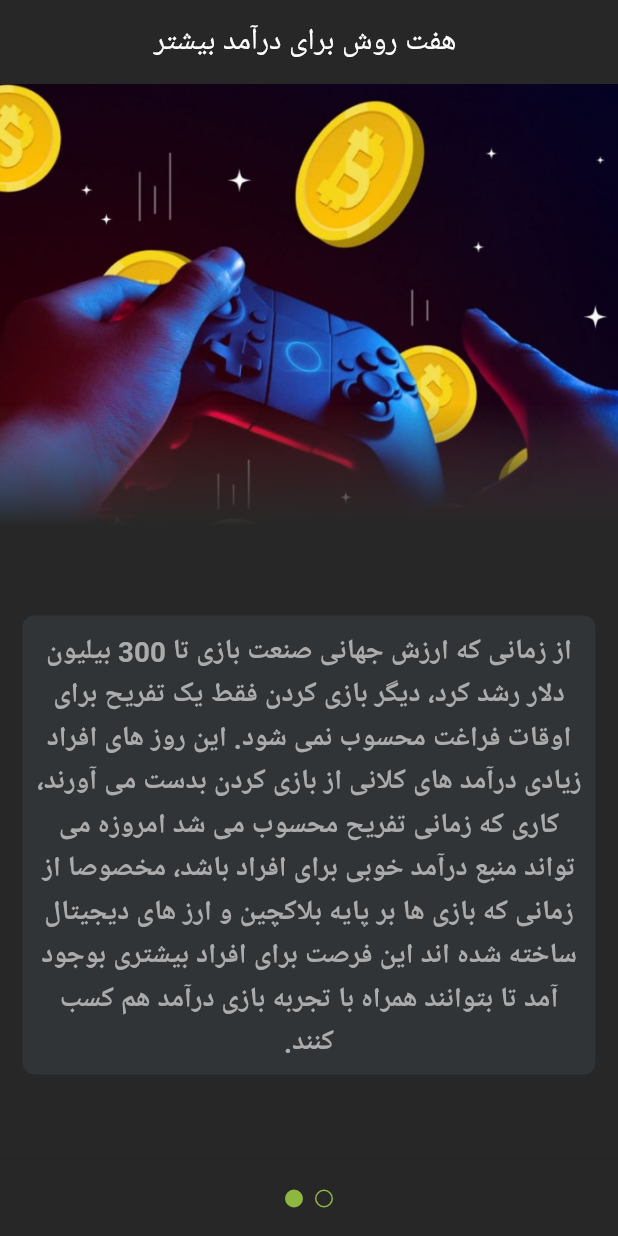
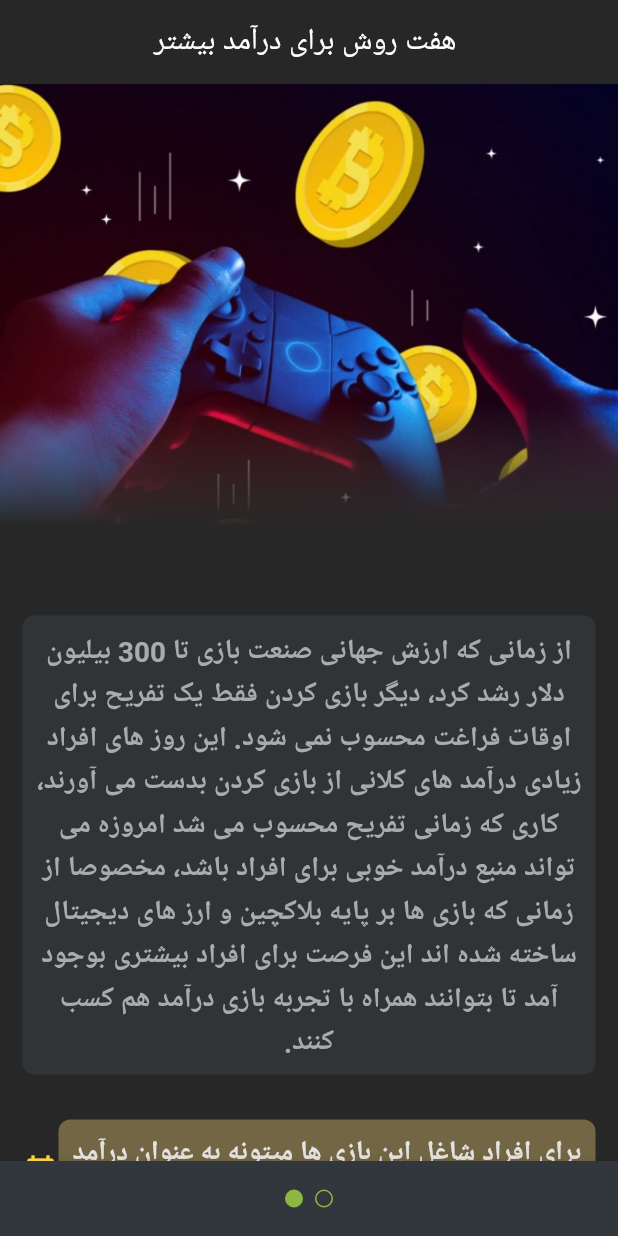
Before and after one commit to Manticodes/pageView_practice, a Flutter app: the screen it shows after launch, on a phone screen of 412 x 824 dp. Run offline on Flutter 3.47's test engine with Material 2 defaults, Android fonts, the phone set to English and light mode, and no system bars.

Commit message:
add more page design depended on null parameter

```diff
--- a/lib/articledatamodel.dart
+++ b/lib/articledatamodel.dart
@@ -21,9 +21,16 @@ List<Article> articleData = [
       title: '',
       text:
           'از زمانی که ارزش جهانی صنعت بازی تا 300 بیلیون دلار رشد کرد، دیگر بازی کردن فقط یک تفریح برای اوقات فراغت محسوب نمی شود. این روز های افراد زیادی درآمد های کلانی از بازی کردن بدست می آورند، کاری که زمانی تفریح محسوب می شد امروزه می تواند منبع درآمد خوبی برای افراد باشد، مخصوصا از زمانی که بازی ها بر پایه بلاکچین و ارز های دیجیتال ساخته شده اند این فرصت برای افراد بیشتری بوجود آمد تا بتوانند همراه با تجربه بازی درآمد هم کسب کنند.',
-      image: 'assets/image/top-p2e-games-march.jpg'),
+      image: 'assets/image/top-p2e-games-march.jpg',
+      starnote:
+          'برای افراد شاغل این بازی ها میتونه به عنوان درآمد جانبی به افزایش درآمدشون کمک کنه ',
+      text2:
+          'برای افراد شاغل این بازی ها میتونه به عنوان درآمد جانبی به افزایش درآمدشون کمک کنه و برای افرادی که درآمد ندارند می تونه خرج زندگی روزانشون رو تامین کنه و برای این کار فقط به اینترنت و چند ساعت زمان در روز نیاز دارید ولی باید بدونید که بیشتر برای کسب درآمد وجود دارد در واقع را های نا محدودی وجود دارد تا شما بتوانید از بازی های بلاکچینی کسب درآمد کنید تو این بخش هفت راهی که می تونید ازش درآمد بیشتری کسب کنید را توضیح می دهیم ',
+      image2: 'assets/image/fdfdfd.jpg',
+      starnote2:
+          'برای افراد شاغل این بازی ها میتونه به عنوان درآمد جانبی به افزایش درآمدشون کمک کنه '),
   Article(
-      title: '',
+      title: 'سبا هلیس',
       text:
           'برای افراد شاغل این بازی ها میتونه به عنوان درآمد جانبی به افزایش درآمدشون کمک کنه و برای افرادی که درآمد ندارند می تونه خرج زندگی روزانشون رو تامین کنه و برای این کار فقط به اینترنت و چند ساعت زمان در روز نیاز دارید ولی باید بدونید که بیشتر برای کسب درآمد وجود دارد در واقع را های نا محدودی وجود دارد تا شما بتوانید از بازی های بلاکچینی کسب درآمد کنید تو این بخش هفت راهی که می تونید ازش درآمد بیشتری کسب کنید را توضیح می دهیم ',
       starnote:
--- a/lib/main.dart
+++ b/lib/main.dart
@@ -65,7 +65,7 @@ class _ArticlePageState extends State<ArticlePage>
   Widget build(BuildContext context) {
     return Scaffold(
       bottomNavigationBar: BottomAppBar(
-          color: Color.fromARGB(255, 39, 39, 39),
+          color: Color.fromARGB(255, 50, 55, 61),
           child: Container(
             child: Center(
               child: TabPageSelector(
@@ -74,7 +74,7 @@ class _ArticlePageState extends State<ArticlePage>
               ),
             ),
             height: 50,
-            color: Color.fromARGB(255, 39, 39, 39),
+            color: Color.fromARGB(255, 50, 55, 61),
           )),
       backgroundColor: Color.fromARGB(255, 39, 39, 39),
       appBar: AppBar(
@@ -99,6 +99,9 @@ class _ArticlePageState extends State<ArticlePage>
                       image: articleData[index].image,
                       title: articleData[index].title,
                       starnote: articleData[index].starnote,
+                      describtion2: articleData[index].text2,
+                      image2: articleData[index].image2,
+                      starnote2: articleData[index].starnote2,
                     );
                   }),
             ),
--- a/lib/slidepage.dart
+++ b/lib/slidepage.dart
@@ -6,7 +6,7 @@ class SlidePageWidget extends StatelessWidget {
   String title;
   String? starnote;
   String? image2;
-  String? text2;
+  String? describtion2;
   String? starnote2;
 
   SlidePageWidget(
@@ -15,7 +15,7 @@ class SlidePageWidget extends StatelessWidget {
       this.image,
       required this.title,
       this.starnote,
-      this.text2,
+      this.describtion2,
       this.image2,
       this.starnote2})
       : super(key: key);
@@ -59,7 +59,8 @@ class SlidePageWidget extends StatelessWidget {
                 child: Center(
                     child: Text(
                   title,
-                  style: TextStyle(color: Colors.white, fontSize: 25),
+                  style: TextStyle(
+                      color: Color.fromARGB(255, 171, 171, 171), fontSize: 25),
                 )),
               ),
               Padding(
@@ -87,7 +88,7 @@ class SlidePageWidget extends StatelessWidget {
                       child: Row(
                         children: [
                           Icon(
-                            Icons.abc,
+                            Icons.event_note,
                             color: Colors.amberAccent,
                           ),
                           Flexible(
@@ -113,7 +114,75 @@ class SlidePageWidget extends StatelessWidget {
                         ],
                       ),
                     )
-                  : SizedBox()
+                  : SizedBox(),
+              image2 != null
+                  ? Padding(
+                      padding: const EdgeInsets.all(8.0),
+                      child: Container(
+                        width: _width,
+                        height: _width / 2,
+                        decoration: BoxDecoration(
+                            borderRadius: BorderRadius.circular(15),
+                            image: DecorationImage(
+                                image: AssetImage(image2.toString()),
+                                fit: BoxFit.cover)),
+                      ),
+                    )
+                  : SizedBox(),
+              describtion2 != null
+                  ? Padding(
+                      padding: const EdgeInsets.all(15.0),
+                      child: Container(
+                        child: Padding(
+                          padding: const EdgeInsets.all(8.0),
+                          child: Text(describtion2.toString(),
+                              style: TextStyle(
+                                  color: Color.fromARGB(255, 171, 171, 171),
+                                  fontSize: 18.5,
+                                  fontWeight: FontWeight.bold,
+                                  height: 1.55),
+                              textDirection: TextDirection.rtl,
+                              textAlign: TextAlign.center),
+                        ),
+                        decoration: BoxDecoration(
+                            color: Color.fromARGB(190, 52, 56, 59),
+                            borderRadius: BorderRadius.circular(8)),
+                      ),
+                    )
+                  : SizedBox(),
+              starnote2 != null
+                  ? Padding(
+                      padding: const EdgeInsets.all(15.0),
+                      child: Row(
+                        children: [
+                          Flexible(
+                            child: Container(
+                              child: Padding(
+                                padding: const EdgeInsets.all(8.0),
+                                child: Text(starnote.toString(),
+                                    softWrap: true,
+                                    style: TextStyle(
+                                        color:
+                                            Color.fromARGB(255, 227, 227, 225),
+                                        fontSize: 18,
+                                        fontWeight: FontWeight.bold,
+                                        height: 1.5),
+                                    textDirection: TextDirection.rtl,
+                                    textAlign: TextAlign.center),
+                              ),
+                              decoration: BoxDecoration(
+                                  color: Color.fromARGB(255, 115, 102, 68),
+                                  borderRadius: BorderRadius.circular(8)),
+                            ),
+                          ),
+                          Icon(
+                            Icons.event_note,
+                            color: Colors.amberAccent,
+                          ),
+                        ],
+                      ),
+                    )
+                  : SizedBox(),
             ],
           ),
         ));
```
